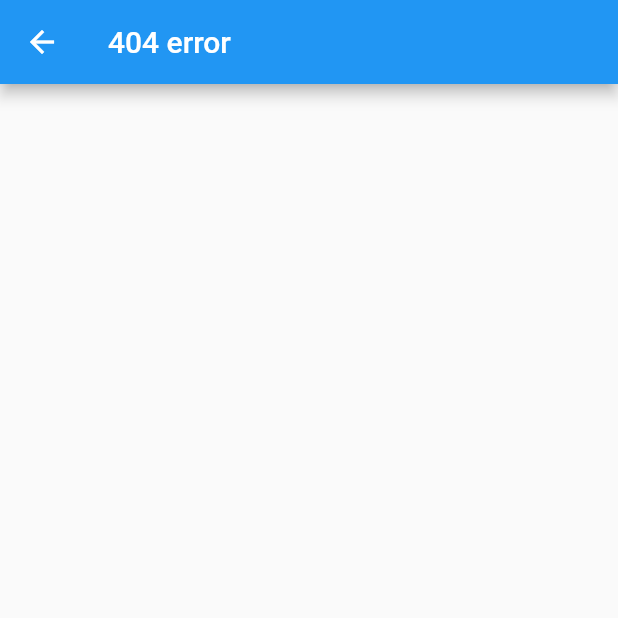
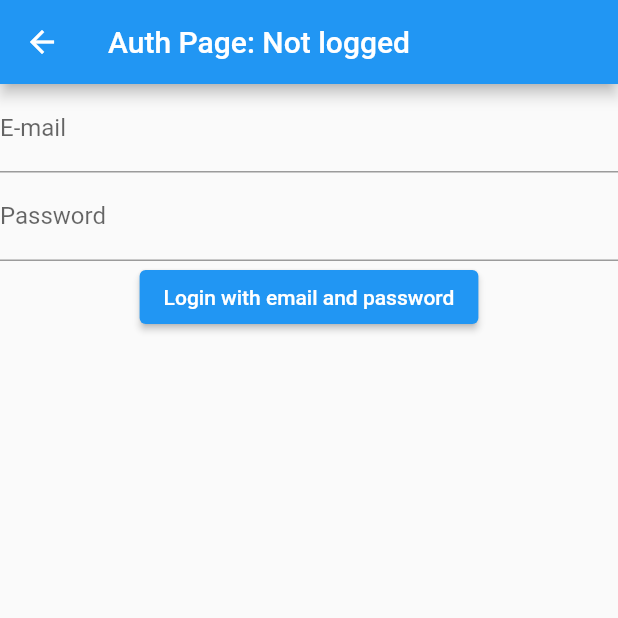
Before and after one commit to BlackLeg15/how_to_modular, a Flutter app: the screen it shows after launch, on a phone screen of 412 x 824 dp, the top half of it. Run offline on Flutter 3.47's test engine with Material 2 defaults, Android fonts, the phone set to English and light mode, and no system bars; our stand-ins replace dartz, flutter_modular, mobx; generated files the repository leaves out were written again.

Commit message:
feat: infra & tests + presenter (mobx)

```diff
--- a/lib/app/modules/auth/domain/typedefs/login_with_email_and_password_typedef.dart
+++ b/lib/app/modules/auth/domain/typedefs/login_with_email_and_password_typedef.dart
@@ -3,4 +3,4 @@ import 'package:dartz/dartz.dart';
 import '../entities/login_with_email_and_password_entity.dart';
 import '../errors/login_with_email_and_password_errors.dart';
 
-typedef LoginWithEmailAndPasswordResult = Future<Either<LoginWithEmailAndPasswordDomainError, LoginWithEmailAndPasswordEntity>>;
+typedef LoginWithEmailAndPasswordResult = Future<Either<LoginWithEmailAndPasswordError, LoginWithEmailAndPasswordEntity>>;
--- a/lib/app/modules/auth/domain/usecases/login_with_email_and_password/login_with_email_and_password_usecase.dart
+++ b/lib/app/modules/auth/domain/usecases/login_with_email_and_password/login_with_email_and_password_usecase.dart
@@ -1,4 +1,3 @@
-import 'package:lifecare_app/app/modules/auth/domain/repositories/auth_repository.dart';
 
 import '../../params/login_with_email_and_password_params.dart';
 import '../../typedefs/login_with_email_and_password_typedef.dart';
--- /dev/null
+++ b/lib/app/modules/auth/infra/datasources/auth_datasource.dart
@@ -0,0 +1,6 @@
+import 'package:lifecare_app/app/modules/auth/domain/entities/login_with_email_and_password_entity.dart';
+import 'package:lifecare_app/app/modules/auth/domain/params/login_with_email_and_password_params.dart';
+
+abstract class AuthDatasource {
+  Future<LoginWithEmailAndPasswordEntity> loginWithEmailAndPassword(LoginWithEmailAndPasswordParams params);
+}
--- /dev/null
+++ b/lib/app/modules/auth/presenter/auth_controller.dart
@@ -0,0 +1,27 @@
+import 'package:flutter/cupertino.dart';
+import 'package:lifecare_app/app/modules/auth/domain/params/login_with_email_and_password_params.dart';
+import 'package:lifecare_app/app/modules/auth/presenter/stores/login_with_email_and_password_store.dart';
+
+class AuthController {
+  final LoginWithEmailAndPasswordStore loginWithEmailAndPasswordStore;
+
+  final emailController = TextEditingController();
+  final passwordController = TextEditingController();
+
+  String? errorMessage;
+  String? username;
+
+  AuthController(this.loginWithEmailAndPasswordStore);
+
+  Future<void> loginWithEmailAndPassword() async {
+    final result = await loginWithEmailAndPasswordStore.usecase(LoginWithEmailAndPasswordParams(emailController.text, passwordController.text));
+    result.fold(
+      (error) {
+        errorMessage = error.message;
+      },
+      (loginEntity) {
+        username = loginEntity.username;
+      },
+    );
+  }
+}
--- /dev/null
+++ b/lib/app/modules/auth/presenter/auth_page.dart
@@ -0,0 +1,41 @@
+import 'package:flutter/material.dart';
+import 'package:flutter_modular/flutter_modular.dart';
+import 'package:lifecare_app/app/modules/auth/presenter/auth_controller.dart';
+
+class AuthPage extends StatefulWidget {
+  const AuthPage({Key? key}) : super(key: key);
+
+  @override
+  State<AuthPage> createState() => _AuthPageState();
+}
+
+class _AuthPageState extends State<AuthPage> {
+  final AuthController authController = Modular.get();
+
+  @override
+  Widget build(BuildContext context) {
+    return Scaffold(
+      appBar: AppBar(
+        title: Text('Auth Page: ${authController.username ?? 'Not logged'}'),
+      ),
+      body: Column(
+        children: [
+          TextField(
+            decoration: const InputDecoration(label: Text('E-mail')),
+            controller: authController.emailController,
+          ),
+          TextField(
+            decoration: const InputDecoration(label: Text('Password')),
+            controller: authController.passwordController,
+          ),
+          ElevatedButton(
+              onPressed: () async {
+                await authController.loginWithEmailAndPassword();
+                setState(() {});
+              },
+              child: Text('Login with email and password'))
+        ],
+      ),
+    );
+  }
+}
--- /dev/null
+++ b/lib/app/modules/auth/presenter/stores/login_with_email_and_password_store.dart
@@ -0,0 +1,11 @@
+import 'package:lifecare_app/app/modules/auth/domain/usecases/login_with_email_and_password/login_with_email_and_password_usecase.dart';
+import 'package:mobx/mobx.dart';
+part 'login_with_email_and_password_store.g.dart';
+
+class LoginWithEmailAndPasswordStore = _LoginWithEmailAndPasswordStoreBase with _$LoginWithEmailAndPasswordStore;
+
+abstract class _LoginWithEmailAndPasswordStoreBase with Store {
+  final LoginWithEmailAndPasswordUsecase usecase;
+
+  _LoginWithEmailAndPasswordStoreBase(this.usecase);
+}
--- a/lib/app/modules/home/home_page.dart
+++ b/lib/app/modules/home/home_page.dart
@@ -68,6 +68,10 @@ class _HomePageState extends State<HomePage> {
               onPressed: () => Modular.to.navigate('router_outlet/messages'),
               child: const Text('Navegar para Router Outlet'),
             ),
+            ElevatedButton(
+              onPressed: () => Modular.to.pushNamed('../auth'),
+              child: const Text('Navegar para Autenticação'),
+            ),
           ],
         ),
       ),
--- a/lib/app/modules/splash/splash_page.dart
+++ b/lib/app/modules/splash/splash_page.dart
@@ -16,7 +16,8 @@ class _SplashPageState extends State<SplashPage> {
       //Modular.get<IStorageService>().init(),
       Future.delayed(const Duration(seconds: 4)),
     ]).then((value) {
-      Modular.to.pushNamed('/home/');
+      //Modular.to.pushNamed('/home/');
+      Modular.to.pushNamed('/auth/');
     });
   }
 
--- a/pubspec.yaml
+++ b/pubspec.yaml
@@ -31,14 +31,18 @@ dependencies:
   dartz: ^0.10.0
   flutter:
     sdk: flutter
+  flutter_mobx: ^2.0.2
   flutter_modular: ^4.2.0
-  hive: ^2.0.4
+  # hive: ^2.0.4
+  mobx: ^2.0.5
   path_provider: ^2.0.6
 
 dev_dependencies:
+  build_runner: ^2.1.5
   flutter_lints: ^1.0.0
   flutter_test:
     sdk: flutter
+  mobx_codegen: ^2.0.4
   mocktail: ^0.2.0
 
 # For information on the generic Dart part of this file, see the
```
Also changed, not shown: lib/app/app_controller.dart (+1 -21 lines), lib/app/app_module.dart (+4 -8 lines), lib/app/modules/auth/auth_module.dart (added, +24 -0 lines), lib/app/modules/auth/domain/errors/login_with_email_and_password_errors.dart (+7 -3 lines), lib/app/modules/auth/external/datasources/mock/auth_datsource_mock.dart (added, +10 -0 lines), lib/app/modules/auth/infra/repositories/auth_repository_impl.dart (added, +22 -0 lines), lib/app/shared/services/storage_service/hive_storage_service.dart (+67 -67 lines), lib/app/modules/auth/presenter/stores/login_with_email_and_password_store.g.dart (added), pubspec.lock, 2 other files.
